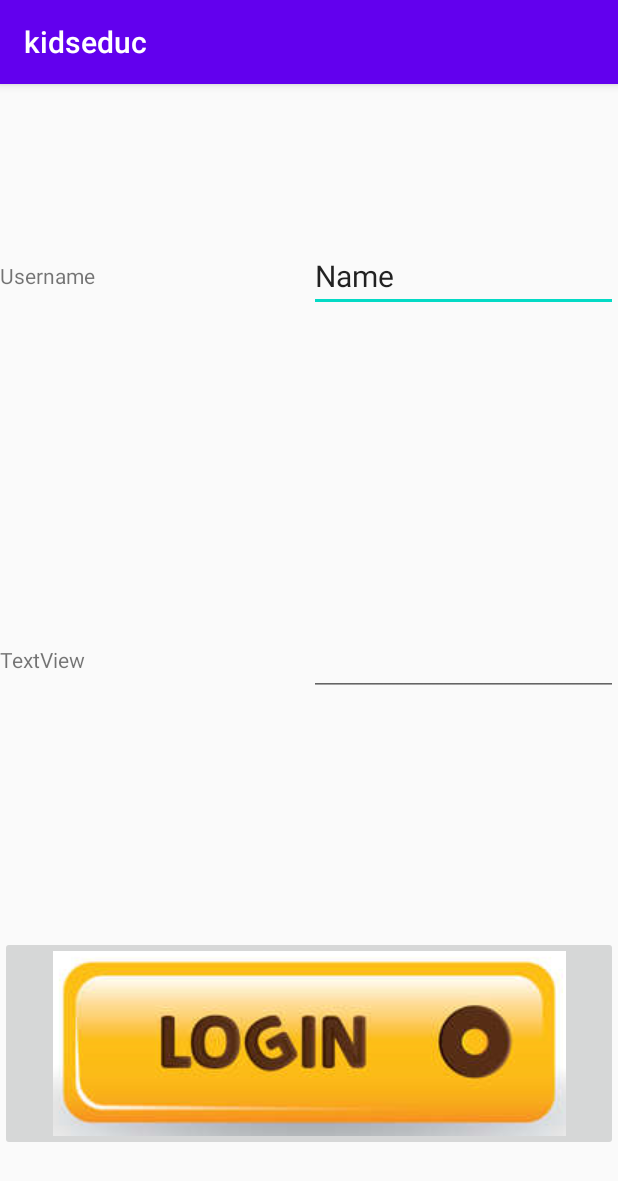
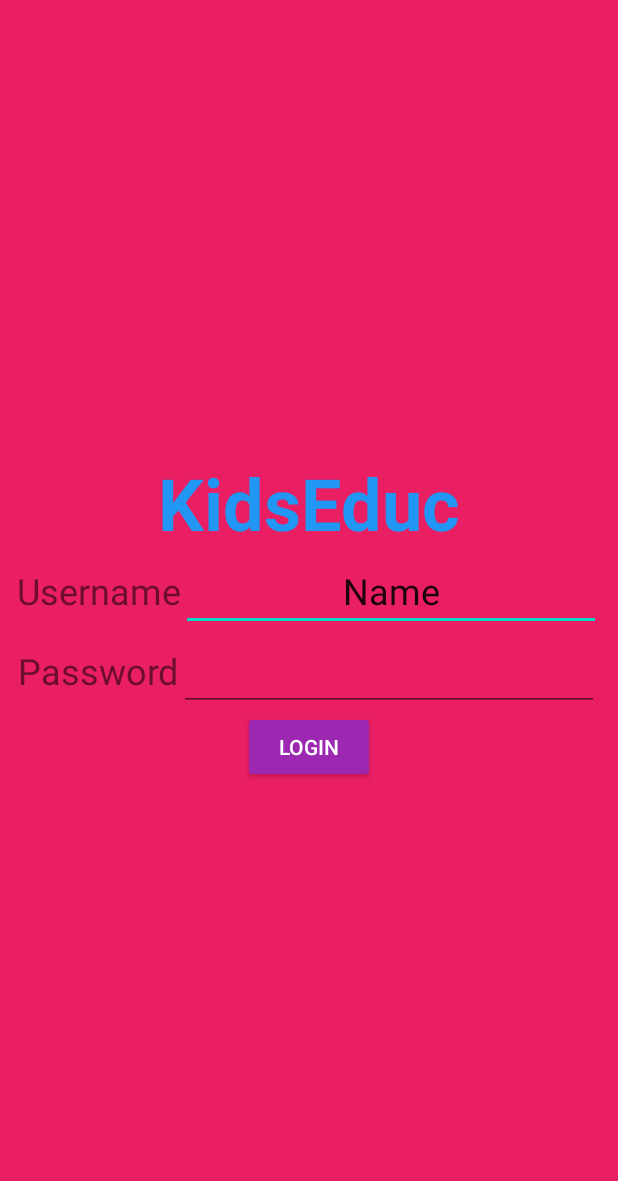
Before and after one commit to zotoavina/kidseduc, an Android app: the LoginActivity screen opened directly, with no data from a screen before it, on a phone screen of 412 x 824 dp. Shown: the top 1181 px of the screen. Run offline under Robolectric (Android 15) with nearby library versions, the phone set to English and light mode, and no system bars; 1 statement that could not run was skipped.

Commit message:
design login

```diff
--- a/app/src/main/java/com/example/kidseduc/views/LoginActivity.java
+++ b/app/src/main/java/com/example/kidseduc/views/LoginActivity.java
@@ -2,10 +2,15 @@ package com.example.kidseduc.views;
 
 import android.support.v7.app.AppCompatActivity;
 import android.os.Bundle;
+import android.util.Log;
+import android.view.View;
+import android.widget.Button;
 import android.widget.EditText;
+import android.widget.ImageButton;
 import android.widget.ImageView;
 import android.widget.RadioButton;
 import android.widget.TextView;
+import android.widget.Toast;
 
 import com.example.kidseduc.R;
 
@@ -18,6 +23,8 @@ public class LoginActivity extends AppCompatActivity {
     protected void onCreate(Bundle savedInstanceState) {
         super.onCreate(savedInstanceState);
         setContentView(R.layout.activity_login);
+        init();
+        loginListener();
     }
 
     /**
@@ -27,4 +34,30 @@ public class LoginActivity extends AppCompatActivity {
         username = (EditText) findViewById(R.id.username);
         password = (EditText) findViewById(R.id.password);
     }
+
+    /**
+     * Ecoute évènement sur le boutton login
+     */
+    private void loginListener(){
+        ( (Button) findViewById(R.id.login)).setOnClickListener(new Button.OnClickListener(){
+            @Override
+            public void onClick(View view) {
+                // récupération des données saisies
+                String user = "";
+                String mdp = "";
+                try{
+                    user = username.getText().toString();
+                    mdp = password.getText().toString();
+                }catch (Exception ex){
+                    Toast.makeText(LoginActivity.this, "**************"+ex.getMessage(), Toast.LENGTH_SHORT).show();
+                }
+                if(user.equals("") || mdp.equals("")){
+                    Toast.makeText(LoginActivity.this, "Incorrect username or password", Toast.LENGTH_SHORT).show();
+                }else{
+                    Toast.makeText(LoginActivity.this, "logged", Toast.LENGTH_SHORT).show();
+                }
+            }
+        });
+    }
+
 }
--- a/app/src/main/res/layout/activity_login.xml
+++ b/app/src/main/res/layout/activity_login.xml
@@ -4,77 +4,126 @@
     xmlns:tools="http://schemas.android.com/tools"
     android:layout_width="match_parent"
     android:layout_height="match_parent"
+    android:background="#E91E63"
     tools:context=".views.LoginActivity">
 
     <LinearLayout
-        android:layout_width="match_parent"
-        android:layout_height="match_parent"
+        android:id="@+id/linearLayout"
+        android:layout_width="fill_parent"
+        android:layout_height="wrap_content"
         android:gravity="center|center_horizontal|center_vertical"
-        android:orientation="vertical">
+        android:hapticFeedbackEnabled="false"
+        android:orientation="vertical"
+        app:layout_constraintBottom_toBottomOf="parent"
+        app:layout_constraintLeft_toLeftOf="parent"
+        app:layout_constraintRight_toRightOf="parent"
+        app:layout_constraintTop_toTopOf="parent"
+        tools:ignore="MissingConstraints">
 
         <LinearLayout
             android:layout_width="match_parent"
             android:layout_height="match_parent"
+            android:layout_gravity="center"
+            android:layout_weight="2"
+            android:gravity="center|center_horizontal|center_vertical"
+            android:orientation="horizontal"
+            android:weightSum="2">
+
+            <TextView
+                android:id="@+id/textView"
+                android:layout_width="wrap_content"
+                android:layout_height="wrap_content"
+                android:layout_weight="1"
+                android:text="KidsEduc"
+                android:textAlignment="center"
+                android:textAppearance="@style/TextAppearance.AppCompat.Medium"
+                android:textColor="#2196F3"
+                android:textColorHighlight="#3F51B5"
+                android:textDirection="firstStrongRtl"
+                android:textSize="48sp"
+                android:textStyle="normal|bold" />
+        </LinearLayout>
+
+        <LinearLayout
+            android:layout_width="wrap_content"
+            android:layout_height="match_parent"
+            android:layout_gravity="center"
             android:layout_weight="1"
             android:gravity="center|center_horizontal|center_vertical"
-            android:orientation="horizontal">
+            android:orientation="horizontal"
+            android:weightSum="1">
 
             <TextView
                 android:id="@+id/usernameLabel"
-                android:layout_width="0dp"
-                android:layout_height="wrap_content"
+                android:layout_width="wrap_content"
+                android:layout_height="match_parent"
                 android:layout_weight="1"
-                android:text="Username" />
+                android:gravity="center|center_horizontal|center_vertical"
+                android:text="Username"
+                android:textSize="24sp" />
 
             <EditText
                 android:id="@+id/username"
-                android:layout_width="0dp"
+                android:layout_width="wrap_content"
                 android:layout_height="wrap_content"
                 android:layout_weight="1"
                 android:ems="10"
+                android:gravity="center|center_horizontal|center_vertical"
                 android:inputType="textPersonName"
                 android:text="Name"
-                android:textSize="20sp" />
+                android:textSize="24sp" />
         </LinearLayout>
 
         <LinearLayout
-            android:layout_width="match_parent"
+            android:layout_width="wrap_content"
             android:layout_height="match_parent"
             android:layout_weight="1"
             android:gravity="center|center_horizontal|center_vertical"
-            android:orientation="horizontal">
+            android:orientation="horizontal"
+            android:weightSum="1">
 
             <TextView
                 android:id="@+id/passwordLabel"
-                android:layout_width="0dp"
-                android:layout_height="wrap_content"
+                android:layout_width="match_parent"
+                android:layout_height="match_parent"
                 android:layout_weight="1"
-                android:text="TextView" />
+                android:gravity="center|center_horizontal|center_vertical"
+                android:text="Password"
+                android:textSize="24sp" />
 
             <EditText
                 android:id="@+id/password"
-                android:layout_width="0dp"
+                android:layout_width="wrap_content"
                 android:layout_height="wrap_content"
                 android:layout_weight="1"
                 android:ems="10"
+                android:gravity="center|center_horizontal|center_vertical"
                 android:inputType="textPassword"
-                android:textSize="20sp" />
+                android:textSize="24sp"
+                tools:ignore="TouchTargetSizeCheck,SpeakableTextPresentCheck" />
 
         </LinearLayout>
 
         <LinearLayout
-            android:layout_width="match_parent"
+            android:layout_width="wrap_content"
             android:layout_height="match_parent"
-            android:layout_weight="1"
+            android:layout_weight="2"
             android:gravity="center|center_horizontal|center_vertical"
-            android:orientation="horizontal">
+            android:orientation="horizontal"
+            android:weightSum="2">
 
-            <ImageButton
+            <Button
                 android:id="@+id/login"
                 android:layout_width="wrap_content"
                 android:layout_height="wrap_content"
                 android:layout_weight="1"
-                app:srcCompat="@drawable/login" />
+                android:backgroundTint="#9C27B0"
+                android:backgroundTintMode="multiply"
+                android:breakStrategy="high_quality"
+                android:bufferType="normal"
+                android:capitalize="characters"
+                android:text="Login"
+                android:textColor="#FFFFFF" />
         </LinearLayout>
 
     </LinearLayout>
--- a/app/src/main/res/values/themes.xml
+++ b/app/src/main/res/values/themes.xml
@@ -1,6 +1,6 @@
 <resources xmlns:tools="http://schemas.android.com/tools">
     <!-- Base application theme. -->
-    <style name="Theme.Kidseduc" parent="Theme.AppCompat.Light.DarkActionBar">
+    <style name="Theme.Kidseduc" parent="Theme.AppCompat.Light.NoActionBar">
         <!-- Primary brand color. -->
         <item name="colorPrimary">@color/purple_500</item>
         <item name="colorPrimaryDark">@color/purple_700</item>
```
